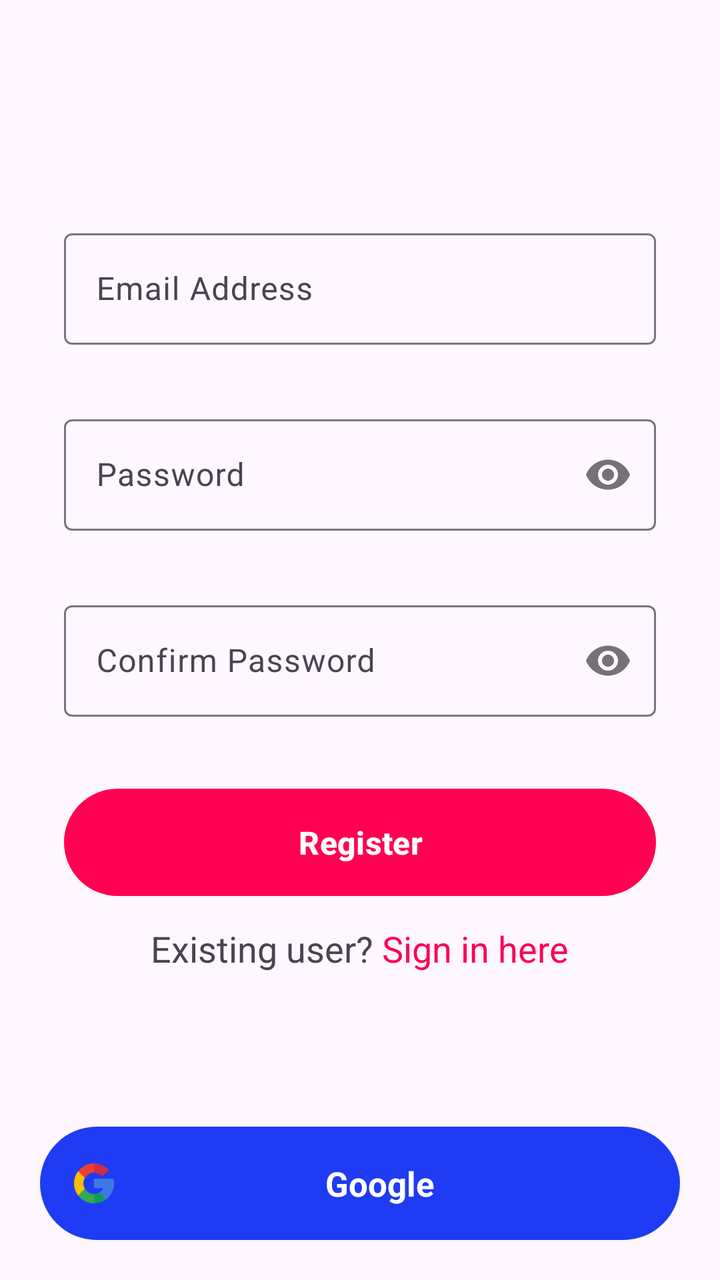
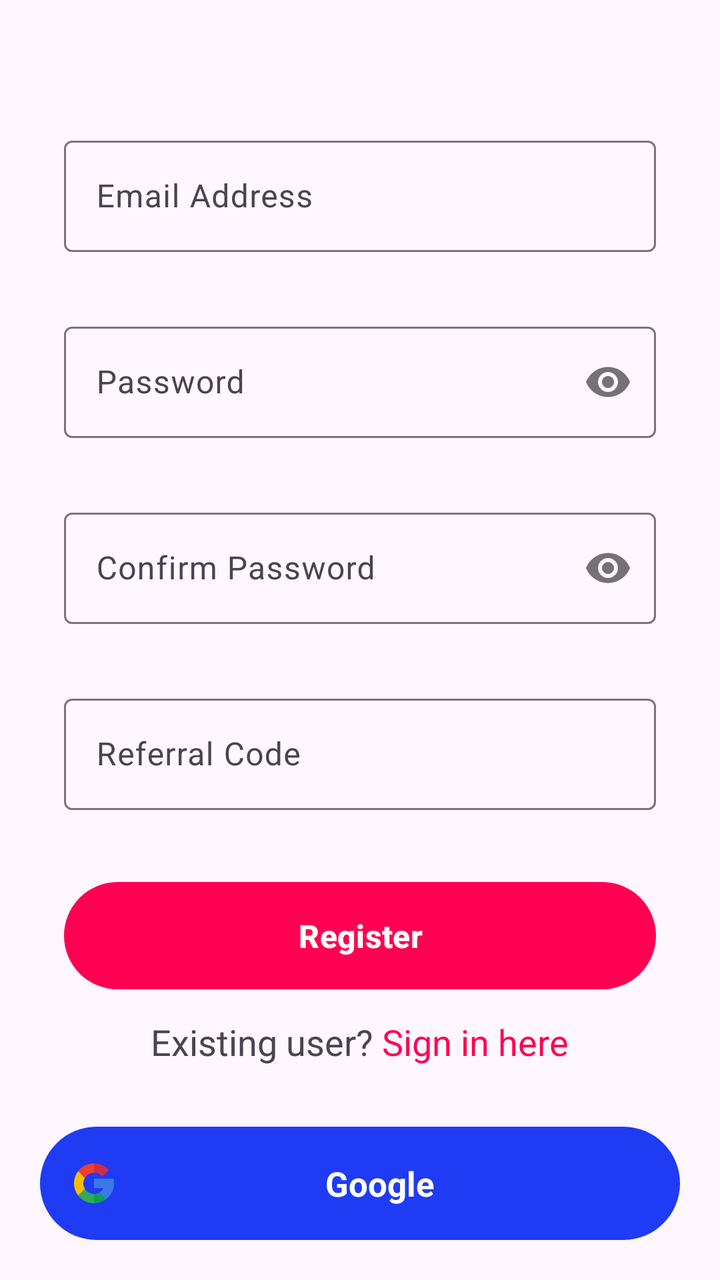

The first picture is an Android layout as it rendered before a commit; the second is the same layout after the commit. The layout source and the unified diff follow.
<!-- AndroidManifest.xml: application theme Theme.You4me -->
<!-- res/layout/fragment_registration.xml -->
<?xml version="1.0" encoding="utf-8"?>
<androidx.constraintlayout.widget.ConstraintLayout
    xmlns:android="http://schemas.android.com/apk/res/android"
    xmlns:app="http://schemas.android.com/apk/res-auto"
    xmlns:tools="http://schemas.android.com/tools"
    android:layout_width="match_parent"
    android:layout_height="match_parent"
    tools:context=".ui.authentication.RegistrationFragment">

    <LinearLayout
        android:layout_width="match_parent"
        android:layout_height="match_parent"
        android:gravity="center"
        android:orientation="vertical"
        android:padding="32dp">

        <com.google.android.material.textfield.TextInputLayout
            android:id="@+id/email_lyt"
            android:layout_width="match_parent"
            android:layout_height="wrap_content"
            android:hint="@string/email_address">

            <com.google.android.material.textfield.TextInputEditText
                android:id="@+id/email"
                android:layout_width="match_parent"
                android:layout_height="match_parent"
                android:inputType="textEmailAddress" />
        </com.google.android.material.textfield.TextInputLayout>

        <com.google.android.material.textfield.TextInputLayout
            android:id="@+id/password_lyt"
            android:layout_width="match_parent"
            android:layout_height="wrap_content"
            android:layout_marginTop="32dp"
            android:hint="@string/password"
            app:passwordToggleEnabled="true">

            <com.google.android.material.textfield.TextInputEditText
                android:id="@+id/password"
                android:layout_width="match_parent"
                android:layout_height="match_parent"
                android:inputType="textPassword" />
        </com.google.android.material.textfield.TextInputLayout>

        <com.google.android.material.textfield.TextInputLayout
            android:id="@+id/confirm_password_lyt"
            android:layout_width="match_parent"
            android:layout_height="wrap_content"
            android:layout_marginTop="32dp"
            android:hint="@string/confirm_password"
            app:passwordToggleEnabled="true">

            <com.google.android.material.textfield.TextInputEditText
                android:id="@+id/confirm_password"
                android:layout_width="match_parent"
                android:layout_height="match_parent"
                android:inputType="textPassword" />
        </com.google.android.material.textfield.TextInputLayout>

        <com.google.android.material.button.MaterialButton
            android:id="@+id/sign_up_btn"
            android:layout_width="match_parent"
            android:layout_height="wrap_content"
            android:layout_marginTop="32dp"
            android:padding="16dp"
            android:text="@string/register"
            android:textSize="16sp"
            android:textStyle="bold" />

        
        
        
        
        
        
        
        
        
        

        <com.google.android.material.progressindicator.CircularProgressIndicator
            android:id="@+id/progress_circular"
            style="@style/Widget.Material3.CircularProgressIndicator.Medium"
            android:layout_width="wrap_content"
            android:layout_height="wrap_content"
            android:layout_marginTop="32dp"
            android:layout_marginBottom="4dp"
            android:indeterminate="true"
            android:visibility="gone" />

        <TextView
            android:id="@+id/login"
            android:layout_width="wrap_content"
            android:layout_height="wrap_content"
            android:padding="10dp"
            android:textSize="18sp"
            android:layout_gravity="center_horizontal"
            android:layout_marginBottom="32dp"
            android:text="@string/existing_user" />

    </LinearLayout>

    <TextView
        android:id="@+id/googleTv"
        android:layout_width="match_parent"
        android:layout_height="wrap_content"
        android:layout_margin="@dimen/margin_20dp"
        android:padding="@dimen/padding_17dp"
        android:background="@drawable/rectangle_box_button_google"
        android:gravity="center"
        android:text="Google"
        android:textColor="@color/white"
        android:textSize="17sp"
        android:textStyle="bold"
        app:drawableStartCompat="@drawable/google_icon"
        app:layout_constraintBottom_toBottomOf="parent"
        app:layout_constraintStart_toStartOf="parent" />

</androidx.constraintlayout.widget.ConstraintLayout>
<!-- resources referenced by this layout -->
<resources>
  <color name="white">#FFFFFFFF</color>
  <dimen name="margin_20dp">20dp</dimen>
  <dimen name="padding_17dp">17dp</dimen>
  <!-- drawable google_icon (drawable) -->
  <vector xmlns:android="http://schemas.android.com/apk/res/android"
      android:width="20dp"
      android:height="20dp"
      android:viewportWidth="512"
      android:viewportHeight="512">
    <path
        android:pathData="m120,256c0,-25.367 6.989,-49.13 19.131,-69.477v-86.308h-86.308c-34.255,44.488 -52.823,98.707 -52.823,155.785s18.568,111.297 52.823,155.785h86.308v-86.308c-12.142,-20.347 -19.131,-44.11 -19.131,-69.477z"
        android:fillColor="#fbbd00"/>
    <path
        android:pathData="m256,392 l-60,60 60,60c57.079,0 111.297,-18.568 155.785,-52.823v-86.216h-86.216c-20.525,12.186 -44.388,19.039 -69.569,19.039z"
        android:fillColor="#0f9d58"/>
    <path
        android:pathData="m139.131,325.477 l-86.308,86.308c6.782,8.808 14.167,17.243 22.158,25.235 48.352,48.351 112.639,74.98 181.019,74.98v-120c-49.624,0 -93.117,-26.72 -116.869,-66.523z"
        android:fillColor="#31aa52"/>
    <path
        android:pathData="m512,256c0,-15.575 -1.41,-31.179 -4.192,-46.377l-2.251,-12.299h-249.557v120h121.452c-11.794,23.461 -29.928,42.602 -51.884,55.638l86.216,86.216c8.808,-6.782 17.243,-14.167 25.235,-22.158 48.352,-48.353 74.981,-112.64 74.981,-181.02z"
        android:fillColor="#3c79e6"/>
    <path
        android:pathData="m352.167,159.833 l10.606,10.606 84.853,-84.852 -10.606,-10.606c-48.352,-48.352 -112.639,-74.981 -181.02,-74.981l-60,60 60,60c36.326,0 70.479,14.146 96.167,39.833z"
        android:fillColor="#cf2d48"/>
    <path
        android:pathData="m256,120v-120c-68.38,0 -132.667,26.629 -181.02,74.98 -7.991,7.991 -15.376,16.426 -22.158,25.235l86.308,86.308c23.753,-39.803 67.246,-66.523 116.87,-66.523z"
        android:fillColor="#eb4132"/>
  </vector>
  <!-- drawable rectangle_box_button_google (drawable) -->
  <?xml version="1.0" encoding="UTF-8"?>
  <shape xmlns:android="http://schemas.android.com/apk/res/android" android:id="@+id/listview_background_shape">
      <padding android:left="2dp"
          android:top="2dp"
          android:right="2dp"
          android:bottom="2dp" />
      <corners android:radius="50dp" />
      <solid android:color="@color/blue" />
  </shape>
  <string name="confirm_password">Confirm Password</string>
  <string name="email_address">Email Address</string>
  <string name="existing_user">Existing user? <font fgcolor="#ff0052">Sign in here</font></string>
  <string name="password">Password</string>
  <string name="register">Register</string>
  <style name="Theme.You4me" parent="Base.Theme.You4me" />
  <color name="blue">#1F3BF4</color>
  <style name="Base.Theme.You4me" parent="Theme.Material3.Light.NoActionBar">
          
           <item name="colorPrimary">@color/primary_pink</item>
      </style>
  <color name="primary_pink">#ffff0052</color>
</resources>

<!-- the commit's change to res/layout/fragment_registration.xml (unified diff, before → after) -->
@@ -55,6 +55,20 @@
                 android:layout_width="match_parent"
                 android:layout_height="match_parent"
                 android:inputType="textPassword" />
+        </com.google.android.material.textfield.TextInputLayout>
+
+        <com.google.android.material.textfield.TextInputLayout
+            android:id="@+id/referral_code_lyt"
+            android:layout_width="match_parent"
+            android:layout_height="wrap_content"
+            android:layout_marginTop="32dp"
+            android:hint="@string/referral_code">
+
+            <com.google.android.material.textfield.TextInputEditText
+                android:id="@+id/referral_code"
+                android:layout_width="match_parent"
+                android:layout_height="match_parent"
+                android:inputType="text" />
         </com.google.android.material.textfield.TextInputLayout>
 
         <com.google.android.material.button.MaterialButton
<!-- resource entries referenced after the edit -->
@@ -42,6 +42,7 @@
   <string name="email_address">Email Address</string>
   <string name="existing_user">Existing user? <font fgcolor="#ff0052">Sign in here</font></string>
   <string name="password">Password</string>
+  <string name="referral_code">Referral Code</string>
   <string name="register">Register</string>
   <style name="Theme.You4me" parent="Base.Theme.You4me" />
   <color name="blue">#1F3BF4</color>
